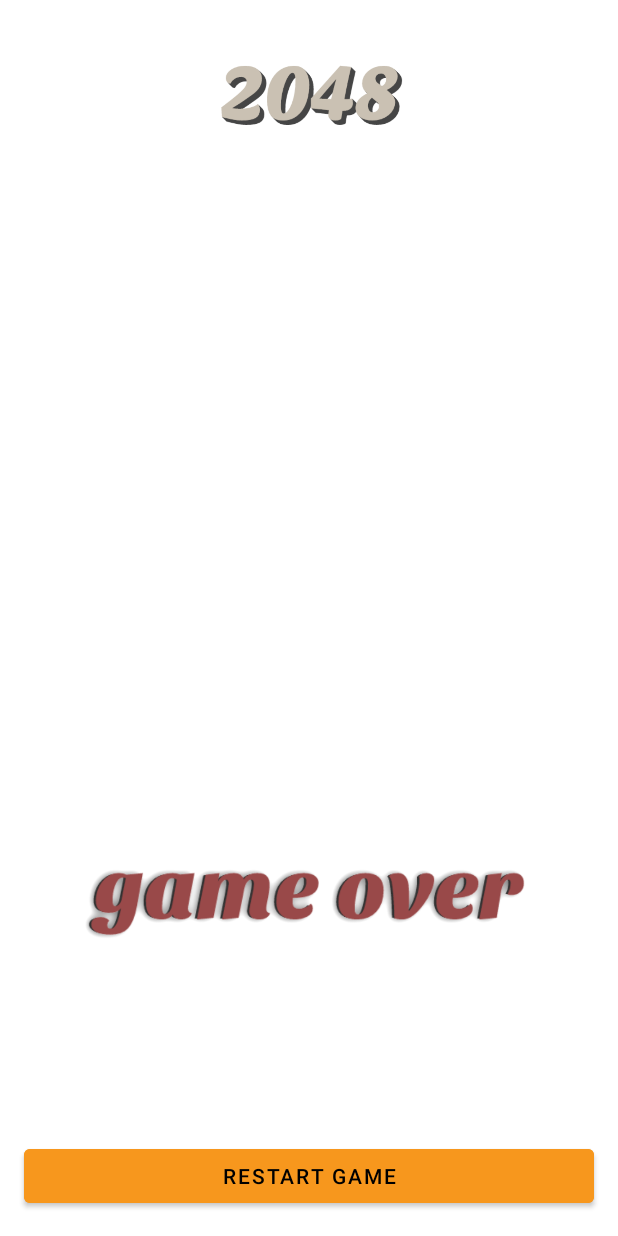
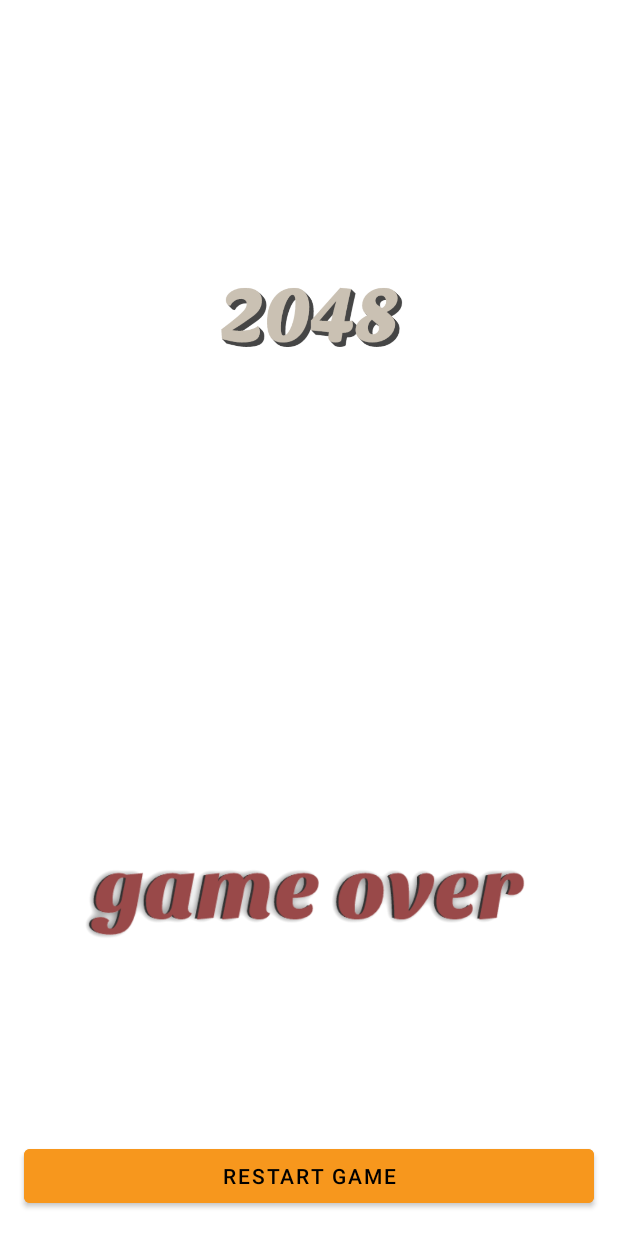
Before and after one commit to leminhduc1202/Game2048, an Android app: the layout activity_main.xml on its own in the app's theme, with its tools: preview values and no code run, on a phone screen of 412 x 824 dp. Run offline under Robolectric (Android 15) with nearby library versions, the phone set to English and light mode, and no system bars.

Commit message:
Initial commit

```diff
--- a/app/build.gradle
+++ b/app/build.gradle
@@ -2,8 +2,6 @@ plugins {
     id 'com.android.application'
     id 'kotlin-android'
     id 'kotlin-kapt'
-
-
 }
 
 android {
--- a/app/src/main/res/layout/activity_main.xml
+++ b/app/src/main/res/layout/activity_main.xml
@@ -15,6 +15,7 @@
         app:layout_constraintEnd_toEndOf="parent"
         app:layout_constraintStart_toStartOf="parent"
         app:layout_constraintTop_toTopOf="parent"
+        app:layout_constraintBottom_toTopOf="@id/layout_board"
         app:srcCompat="@drawable/app_logo" />
 
 
```
